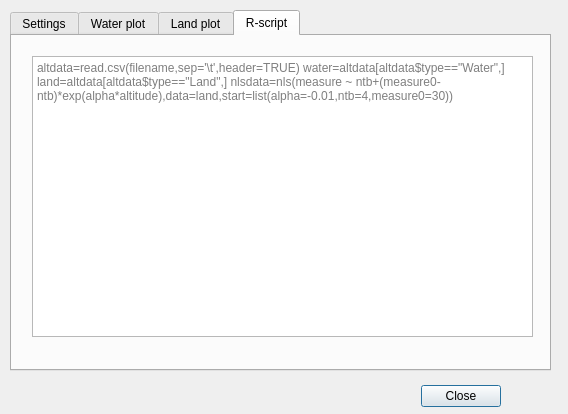
First picture: the form in altitudecorrector_dialog_base.ui, repository sickel/altitudecorrector, before the edit.
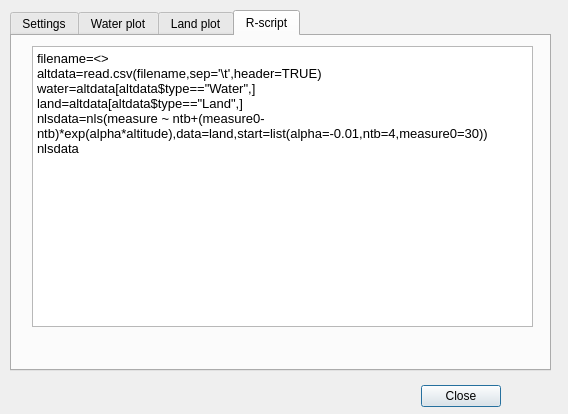
Second picture: the form after the edit. The open tabs and pages were chosen to show the change. Custom widgets are drawn as their Qt base class.

Commit message: R script

What changed in the file:
```diff
--- a/altitudecorrector_dialog_base.ui
+++ b/altitudecorrector_dialog_base.ui
@@ -312,7 +312,7 @@
      <property name="geometry">
       <rect>
        <x>20</x>
-       <y>20</y>
+       <y>10</y>
        <width>501</width>
        <height>281</height>
       </rect>
@@ -320,11 +320,24 @@
      <property name="readOnly">
       <bool>true</bool>
      </property>
+     <property name="html">
+      <string>&lt;!DOCTYPE HTML PUBLIC &quot;-//W3C//DTD HTML 4.0//EN&quot; &quot;http://www.w3.org/TR/REC-html40/strict.dtd&quot;&gt;
+&lt;html&gt;&lt;head&gt;&lt;meta name=&quot;qrichtext&quot; content=&quot;1&quot; /&gt;&lt;style type=&quot;text/css&quot;&gt;
+p, li { white-space: pre-wrap; }
+&lt;/style&gt;&lt;/head&gt;&lt;body style=&quot; font-family:'Noto Sans'; font-size:10pt; font-weight:400; font-style:normal;&quot;&gt;
+&lt;p style=&quot; margin-top:0px; margin-bottom:0px; margin-left:0px; margin-right:0px; -qt-block-indent:0; text-indent:0px;&quot;&gt;filename=&amp;lt;&amp;gt;&lt;/p&gt;
+&lt;p style=&quot; margin-top:0px; margin-bottom:0px; margin-left:0px; margin-right:0px; -qt-block-indent:0; text-indent:0px;&quot;&gt;altdata=read.csv(filename,sep='\t',header=TRUE)&lt;/p&gt;
+&lt;p style=&quot; margin-top:0px; margin-bottom:0px; margin-left:0px; margin-right:0px; -qt-block-indent:0; text-indent:0px;&quot;&gt;water=altdata[altdata$type==&amp;quot;Water&amp;quot;,]&lt;/p&gt;
+&lt;p style=&quot; margin-top:0px; margin-bottom:0px; margin-left:0px; margin-right:0px; -qt-block-indent:0; text-indent:0px;&quot;&gt;land=altdata[altdata$type==&amp;quot;Land&amp;quot;,]&lt;/p&gt;
+&lt;p style=&quot; margin-top:0px; margin-bottom:0px; margin-left:0px; margin-right:0px; -qt-block-indent:0; text-indent:0px;&quot;&gt;nlsdata=nls(measure ~ ntb+(measure0-ntb)*exp(alpha*altitude),data=land,start=list(alpha=-0.01,ntb=4,measure0=30))&lt;/p&gt;
+&lt;p style=&quot; margin-top:0px; margin-bottom:0px; margin-left:0px; margin-right:0px; -qt-block-indent:0; text-indent:0px;&quot;&gt;nlsdata&lt;/p&gt;
+&lt;p style=&quot;-qt-paragraph-type:empty; margin-top:0px; margin-bottom:0px; margin-left:0px; margin-right:0px; -qt-block-indent:0; text-indent:0px;&quot;&gt;&lt;br /&gt;&lt;/p&gt;&lt;/body&gt;&lt;/html&gt;</string>
+     </property>
      <property name="acceptRichText">
       <bool>false</bool>
      </property>
      <property name="placeholderText">
-      <string>altdata=read.csv(filename,sep='\t',header=TRUE) water=altdata[altdata$type==&quot;Water&quot;,] land=altdata[altdata$type==&quot;Land&quot;,] nlsdata=nls(measure ~ ntb+(measure0-ntb)*exp(alpha*altitude),data=land,start=list(alpha=-0.01,ntb=4,measure0=30)) </string>
+      <string>filename=&lt;&gt; altdata=read.csv(filename,sep='\t',header=TRUE) water=altdata[altdata$type==&quot;Water&quot;,] land=altdata[altdata$type==&quot;Land&quot;,] nlsdata=nls(measure ~ ntb+(measure0-ntb)*exp(alpha*altitude),data=land,start=list(alpha=-0.01,ntb=4,measure0=30)) nlsdata </string>
      </property>
     </widget>
    </widget>
```
Left out of the diff: 2 changed lines with no effect on the pictures. The commit also changes 1 other file.
